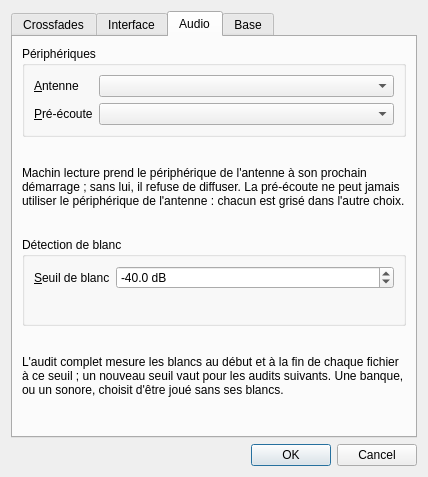
This is src/machincast/interface/ui/preferences.ui in dascritch/machincast as Qt 5 draws it before an edit. The edited form follows.
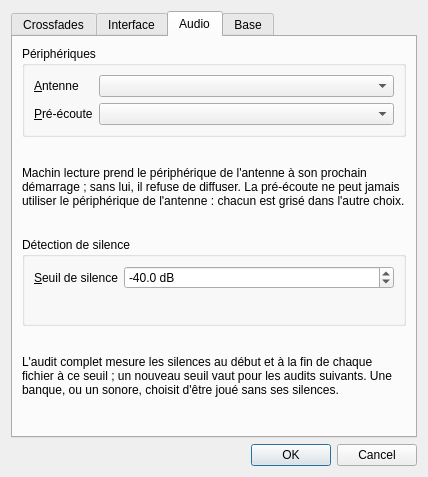
This is the edited form. The open tabs and pages were chosen to show the change.

Commit message: Vocabulaire : les silences d'un sonore, et le blanc à l'antenne (#291)

Patch:
```diff
--- a/src/machincast/interface/ui/preferences.ui
+++ b/src/machincast/interface/ui/preferences.ui
@@ -341,13 +341,13 @@
        <item>
         <widget class="QGroupBox" name="groupe_blancs">
          <property name="title">
-          <string>Détection de blanc</string>
+          <string>Détection de silence</string>
          </property>
          <layout class="QFormLayout" name="formulaire_blancs">
           <item row="0" column="0">
            <widget class="QLabel" name="etiquette_seuil_blancs">
             <property name="text">
-             <string>&amp;Seuil de blanc</string>
+             <string>&amp;Seuil de silence</string>
             </property>
             <property name="buddy">
              <cstring>seuil_blancs</cstring>
@@ -385,7 +385,7 @@
        <item>
         <widget class="QLabel" name="explication_blancs">
          <property name="text">
-          <string>L'audit complet mesure les blancs au début et à la fin de chaque fichier à ce seuil ; un nouveau seuil vaut pour les audits suivants. Une banque, ou un sonore, choisit d'être joué sans ses blancs.</string>
+          <string>L'audit complet mesure les silences au début et à la fin de chaque fichier à ce seuil ; un nouveau seuil vaut pour les audits suivants. Une banque, ou un sonore, choisit d'être joué sans ses silences.</string>
          </property>
          <property name="wordWrap">
           <bool>true</bool>
```
Left out of the diff: 20 changed lines with no effect on the pictures. The commit also changes 106 other files.
